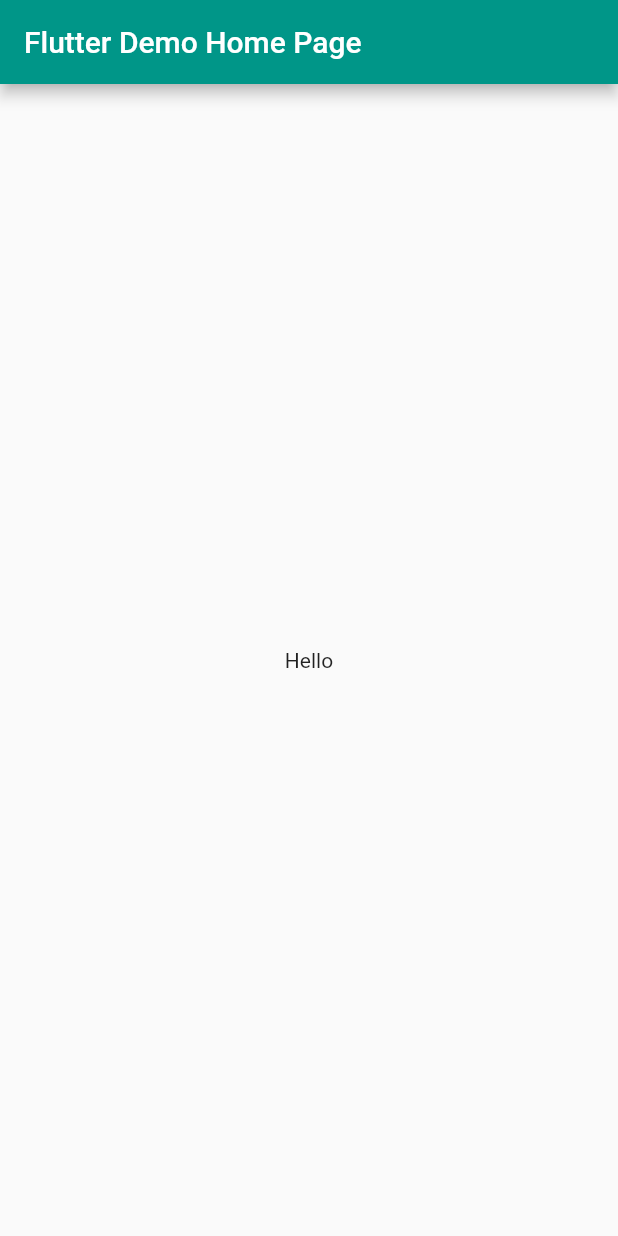
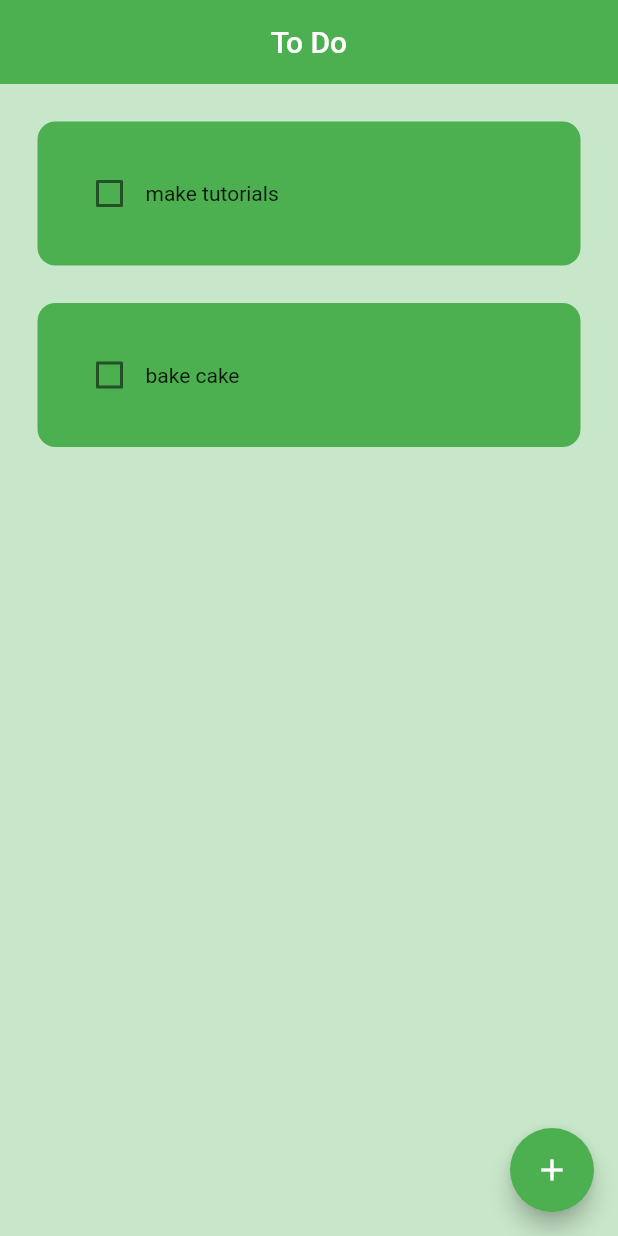
Before and after one commit to Dushani-Ranasinghe/todo_app, a Flutter app: the screen it shows after launch, on a phone screen of 412 x 824 dp. Run offline on Flutter 3.47's test engine with Material 2 defaults, Android fonts, the phone set to English and light mode, and no system bars.

Commit message:
Created Todo tiles, add new task

```diff
--- a/lib/main.dart
+++ b/lib/main.dart
@@ -1,4 +1,6 @@
 import 'package:flutter/material.dart';
+
+import 'pages/home_page.dart';
 
 void main() {
   runApp(const MyApp());
@@ -14,33 +16,9 @@ class MyApp extends StatelessWidget {
       debugShowCheckedModeBanner: false,
       title: 'Flutter Demo',
       theme: ThemeData(
-        primarySwatch: Colors.teal,
+        primarySwatch: Colors.green,
       ),
-      home: const MyHomePage(title: 'Flutter Demo Home Page'),
+      home: MyHomePage(title: "To do App",),
     );
   }
 }
-
-class MyHomePage extends StatefulWidget {
-  const MyHomePage({super.key, required this.title});
-  final String title;
-
-  @override
-  State<MyHomePage> createState() => _MyHomePageState();
-}
-
-class _MyHomePageState extends State<MyHomePage> {
-  @override
-  Widget build(BuildContext context) {
-
-    return Scaffold(
-      appBar: AppBar(
-
-
-        title: Text(widget.title),
-      ),
-      body: SizedBox(
-        child: Center(child: Text("Hello")))
-    );
-  }
-}
--- /dev/null
+++ b/lib/pages/home_page.dart
@@ -0,0 +1,91 @@
+import 'package:flutter/material.dart';
+
+class MyHomePage extends StatefulWidget {
+  const MyHomePage({super.key, required this.title});
+  final String title;
+
+  @override
+  State<MyHomePage> createState() => _MyHomePageState();
+}
+
+class _MyHomePageState extends State<MyHomePage> {
+List todoList = [
+  ["make tutorials",false],
+   ["bake cake",false],
+];
+
+void checkBoxChanged(bool? value, int index){
+  setState(() {
+    todoList[index][1] = !todoList[index][1];
+  });
+}
+void createNewTask(){
+  showDialog(context: context, builder: ((context) {
+    return AlertDialog(
+      // title: "Create a new task",
+      content: Container(height: 120,
+      child: Column(
+        children: [
+          TextField(
+            decoration: InputDecoration(border: OutlineInputBorder(), hintText: "Add a new task"),
+          ),
+           Row(
+
+           )
+
+        ],
+      ),),
+      backgroundColor: Colors.green,
+
+    );
+  }));
+}
+  @override
+  Widget build(BuildContext context) {
+    return Scaffold(
+        backgroundColor: Colors.green[100],
+        appBar: AppBar(
+          elevation: 0,
+          title: Center(child: Text("To Do")),
+        ),
+        floatingActionButton: FloatingActionButton(onPressed: createNewTask, child: Icon(Icons.add),),
+        body: ListView.builder(
+            itemCount: todoList.length,
+            itemBuilder: (context, index) {
+              return TodoTile(taskCompleted: todoList[index][1], taskName: todoList[index][0], onChanged: (value)=> checkBoxChanged(value, index), );
+            },
+        ));
+  }
+}
+
+class TodoTile extends StatelessWidget {
+  late final String taskName;
+  late final bool taskCompleted;
+  // ( ↓ ) type of method that checklist required
+  Function(bool?)? onChanged;
+
+  //create constructors for above variables
+  TodoTile(
+      {super.key,
+      required this.taskCompleted,
+      required this.taskName,
+      required this.onChanged});
+
+  @override
+  Widget build(BuildContext context) {
+    return Padding(
+      padding: EdgeInsets.only(left: 25.0, right: 25.0, top: 25.0),
+      child: Container(
+        padding: EdgeInsets.all(24.0),
+        decoration: BoxDecoration(
+            color: Colors.green, borderRadius: BorderRadius.circular(12)),
+        child: Row(
+          children: [
+            Checkbox(value: taskCompleted, onChanged: onChanged,activeColor: Colors.black,),
+            Text(taskName, style: TextStyle(decoration: taskCompleted ? TextDecoration.lineThrough : TextDecoration.none),),
+          ],
+        ),
+      ),
+    );
+  }
+}
```
Also changed, not shown: lib/util/new_task_dialog.dart (added), lib/util/todo_tile.dart (added).
